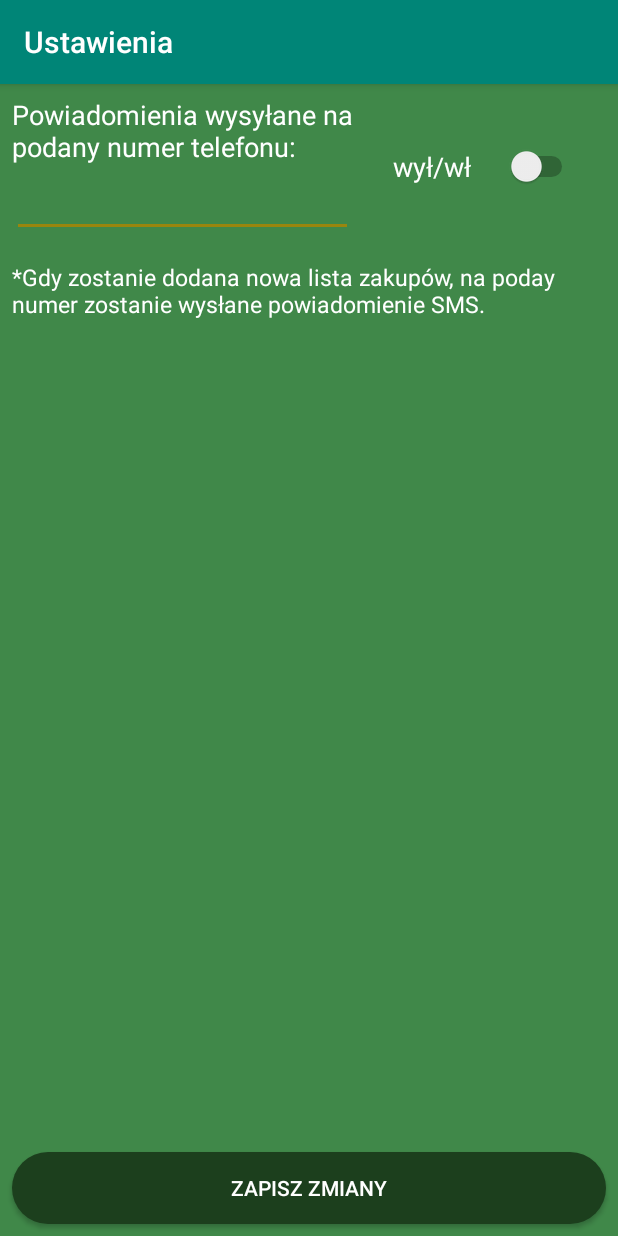
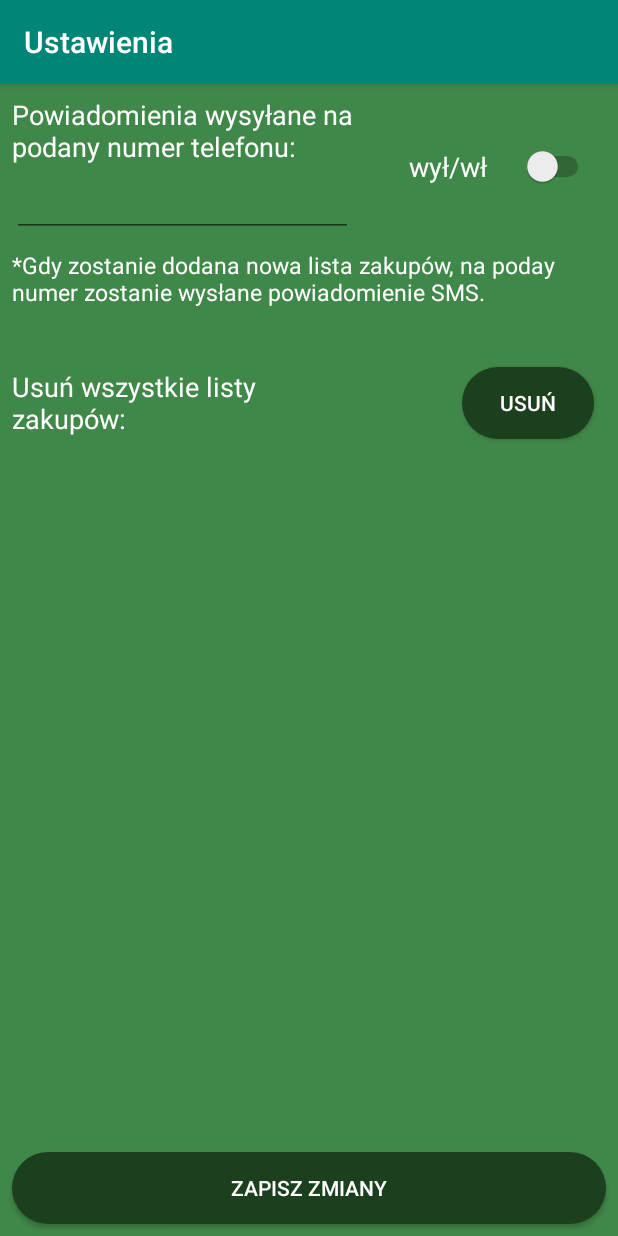
Before and after one commit to Rafi6677/Shopping-Manager---Android, an Android app: the SettingsActivity screen opened directly, with no data from a screen before it, on a phone screen of 412 x 824 dp. Run offline under Robolectric (Android 15) with nearby library versions, the phone set to English and light mode, and no system bars; our stand-ins replace Firebase (no records; nobody signed in at launch, a user with empty details on screens opened directly); libraries missing offline, so code that uses them is left out: com.xwray.groupie; 2 statements that could not run were skipped.

Commit message:
Deleting all shopping lists ability in SettingsActivity

```diff
--- a/app/src/main/java/com/example/shoppingmanager/activities/settings/SettingsActivity.kt
+++ b/app/src/main/java/com/example/shoppingmanager/activities/settings/SettingsActivity.kt
@@ -5,8 +5,10 @@ import android.content.pm.PackageManager
 import android.support.v7.app.AppCompatActivity
 import android.os.Bundle
 import android.support.v4.app.ActivityCompat
+import android.support.v7.app.AlertDialog
 import android.widget.Toast
 import com.example.shoppingmanager.R
+import com.example.shoppingmanager.activities.registerlogin.RegistrationActivity
 import com.example.shoppingmanager.activities.shopping.ShoppingListsActivity
 import com.example.shoppingmanager.models.User
 import com.google.firebase.auth.FirebaseAuth
@@ -95,6 +97,21 @@ class SettingsActivity : AppCompatActivity() {
                 }
             }
         }
+
+        deleteAllShoppingLists_Button.setOnClickListener {
+            val dialog = AlertDialog.Builder(this)
+            dialog.setTitle("UWAGA!")
+                .setMessage("Czy na pewno chcesz się usunąć wszystkie listy zakupów?")
+                .setPositiveButton("TAK") { _, _ ->
+                    val ref = FirebaseDatabase.getInstance().getReference("shopping-lists/${currentUser!!.uid}")
+                    ref.removeValue()
+
+                    Toast.makeText(this, "Usunięto wszystkie listy zakupów.", Toast.LENGTH_SHORT)
+                        .show()
+                }
+                .setNegativeButton("NIE") { _, _ ->  }
+                .show()
+        }
     }
 
     private fun fetchCurrentUser() {
@@ -109,4 +126,8 @@ class SettingsActivity : AppCompatActivity() {
             override fun onCancelled(p0: DatabaseError) {}
         })
     }
+
+    private fun prepareButtons() {
+
+    }
 }
--- a/app/src/main/java/com/example/shoppingmanager/activities/shopping/AddNewShoppingListActivity.kt
+++ b/app/src/main/java/com/example/shoppingmanager/activities/shopping/AddNewShoppingListActivity.kt
@@ -106,7 +106,7 @@ class AddNewShoppingListActivity : AppCompatActivity() {
     }
 
     private fun performOnLeaveListener() {
-        newShoppingList_EditText.setOnFocusChangeListener { v, hasFocus ->
+        newShoppingList_EditText.setOnFocusChangeListener { _, hasFocus ->
             if(!hasFocus) {
                 if(newShoppingList_EditText.text.isEmpty()) {
                     Toast.makeText(this, "Pole nie może być puste.", Toast.LENGTH_SHORT).show()
--- a/app/src/main/res/layout/activity_add_new_shopping_list.xml
+++ b/app/src/main/res/layout/activity_add_new_shopping_list.xml
@@ -35,6 +35,6 @@
             app:layout_constraintBottom_toTopOf="@+id/addShoppingList_Button"
             android:textSize="22sp"
             android:textColor="@android:color/white"
-            android:hint="Wprowadź produkty..."
+            android:hint="Wprowadź produkty...\n(każdy produkt musi być zapisany w oddzielnej linii)"
             android:textColorHint="@android:color/white"/>
 </android.support.constraint.ConstraintLayout>
--- a/app/src/main/res/layout/activity_settings.xml
+++ b/app/src/main/res/layout/activity_settings.xml
@@ -6,21 +6,45 @@
         android:layout_width="match_parent"
         android:layout_height="match_parent"
         tools:context="com.example.shoppingmanager.activities.settings.SettingsActivity"
-        android:background="@color/colorBackground">
+        android:background="@color/colorBackground"
+        android:id="@+id/constraintLayout2"
+        android:focusableInTouchMode="true">
 
-    <TextView
-            android:text="*Gdy zostanie dodana nowa lista zakupów, na poday numer zostanie wysłane powiadomienie SMS."
-            android:textColor="@android:color/white"
-            android:textSize="15sp"
+    <Button
+            android:text="Zapisz zmiany"
             android:layout_width="0dp"
             android:layout_height="wrap_content"
-            android:id="@+id/textView5"
-            android:gravity=""
-            app:layout_constraintStart_toStartOf="parent"
+            android:id="@+id/saveChanges_Button" app:layout_constraintStart_toStartOf="parent"
             android:layout_marginLeft="8dp"
-            android:layout_marginStart="8dp"
-            android:layout_marginTop="16dp" app:layout_constraintTop_toBottomOf="@+id/phoneNumberEdit_EditText"
-            android:layout_marginEnd="8dp" app:layout_constraintEnd_toEndOf="parent" android:layout_marginRight="8dp"/>
+            android:layout_marginStart="8dp" app:layout_constraintEnd_toEndOf="parent"
+            android:layout_marginEnd="8dp"
+            android:layout_marginRight="8dp"
+            android:background="@drawable/rounded_button"
+            android:textColor="@android:color/white" app:layout_constraintHorizontal_bias="0.0"
+            android:layout_marginBottom="8dp" app:layout_constraintBottom_toBottomOf="parent"/>
+    <ScrollView
+            android:layout_width="match_parent"
+            android:layout_height="0dp"
+            app:layout_constraintTop_toTopOf="parent" app:layout_constraintStart_toStartOf="parent"
+            app:layout_constraintEnd_toEndOf="parent"
+            app:layout_constraintHorizontal_bias="0.0" android:layout_marginBottom="8dp"
+            app:layout_constraintBottom_toTopOf="@+id/saveChanges_Button">
+        <android.support.constraint.ConstraintLayout
+                android:layout_width="match_parent"
+                android:layout_height="wrap_content">
+
+            <EditText
+                    android:layout_width="0dp"
+                    android:layout_height="wrap_content"
+                    android:textSize="20sp"
+                    android:textColor="@android:color/white"
+                    android:maxLength="9"
+                    android:textColorHint="@android:color/white"
+                    android:ems="10"
+                    android:id="@+id/phoneNumberEdit_EditText"
+                    app:layout_constraintTop_toBottomOf="@+id/textView3"
+                    app:layout_constraintEnd_toEndOf="@+id/textView3"
+                    app:layout_constraintStart_toStartOf="@+id/textView3" android:inputType="number"/>
             <TextView
                     android:text="Powiadomienia wysyłane na\npodany numer telefonu:"
                     android:textColor="@android:color/white"
@@ -33,18 +57,6 @@
                     android:layout_marginStart="8dp"
                     android:layout_marginTop="8dp"
                     app:layout_constraintTop_toTopOf="parent"/>
-    <EditText
-            android:layout_width="0dp"
-            android:layout_height="wrap_content"
-            android:textSize="20sp"
-            android:textColor="@android:color/white"
-            android:maxLength="9"
-            android:textColorHint="@android:color/white"
-            android:ems="10"
-            android:id="@+id/phoneNumberEdit_EditText"
-            app:layout_constraintTop_toBottomOf="@+id/textView3"
-            app:layout_constraintEnd_toEndOf="@+id/textView3"
-            app:layout_constraintStart_toStartOf="@+id/textView3" android:inputType="number"/>
             <Switch
                     android:text="wył/wł     "
                     android:textColor="@android:color/white"
@@ -57,19 +69,51 @@
                     android:layout_marginBottom="8dp"
                     app:layout_constraintBottom_toBottomOf="@+id/phoneNumberEdit_EditText"
                     app:layout_constraintEnd_toEndOf="parent"
-            android:layout_marginEnd="8dp"
-            android:layout_marginRight="8dp" android:checked="false"
-            app:layout_constraintStart_toEndOf="@+id/textView3" android:layout_marginStart="8dp"
-            android:layout_marginLeft="8dp"/>
-    <Button
-            android:text="Zapisz zmiany"
+                    android:layout_marginEnd="16dp"
+                    android:layout_marginRight="16dp" android:checked="false"
+            />
+            <TextView
+                    android:text="*Gdy zostanie dodana nowa lista zakupów, na poday numer zostanie wysłane powiadomienie SMS."
+                    android:textColor="@android:color/white"
+                    android:textSize="15sp"
                     android:layout_width="0dp"
                     android:layout_height="wrap_content"
-            android:id="@+id/saveChanges_Button" app:layout_constraintStart_toStartOf="parent"
+                    android:id="@+id/textView5"
+                    android:gravity=""
+                    app:layout_constraintStart_toStartOf="parent"
                     android:layout_marginLeft="8dp"
-            android:layout_marginStart="8dp" app:layout_constraintEnd_toEndOf="parent" android:layout_marginEnd="8dp"
-            android:layout_marginRight="8dp" android:layout_marginBottom="8dp"
+                    android:layout_marginStart="8dp"
+                    android:layout_marginTop="8dp" app:layout_constraintTop_toBottomOf="@+id/phoneNumberEdit_EditText"
+                    android:layout_marginEnd="8dp" app:layout_constraintEnd_toEndOf="parent"
+                    android:layout_marginRight="8dp"
+            />
+            <TextView
+                    android:text="Usuń wszystkie listy\nzakupów:"
+                    android:textColor="@android:color/white"
+                    android:textSize="18sp"
+                    android:layout_width="wrap_content"
+                    android:layout_height="wrap_content"
+                    android:id="@+id/textView6"
+                    app:layout_constraintTop_toBottomOf="@+id/textView5"
+                    android:layout_marginTop="40dp"
+                    app:layout_constraintStart_toStartOf="parent"
                     app:layout_constraintBottom_toBottomOf="parent"
+                    android:layout_marginBottom="8dp"
+                    android:layout_marginLeft="8dp"
+                    android:layout_marginStart="8dp"
+                    app:layout_constraintVertical_bias="1.0"/>
+            <Button
+                    android:text="Usuń"
+                    android:layout_width="wrap_content"
+                    android:layout_height="wrap_content"
+                    android:id="@+id/deleteAllShoppingLists_Button"
+                    app:layout_constraintEnd_toEndOf="parent"
+                    android:layout_marginEnd="16dp"
+                    android:layout_marginRight="16dp"
+                    app:layout_constraintTop_toTopOf="@+id/textView6"
+                    app:layout_constraintBottom_toBottomOf="@+id/textView6"
                     android:background="@drawable/rounded_button"
                     android:textColor="@android:color/white"/>
         </android.support.constraint.ConstraintLayout>
+    </ScrollView>
+</android.support.constraint.ConstraintLayout>
```
Lines whose indentation alone changed are shown as unchanged.
